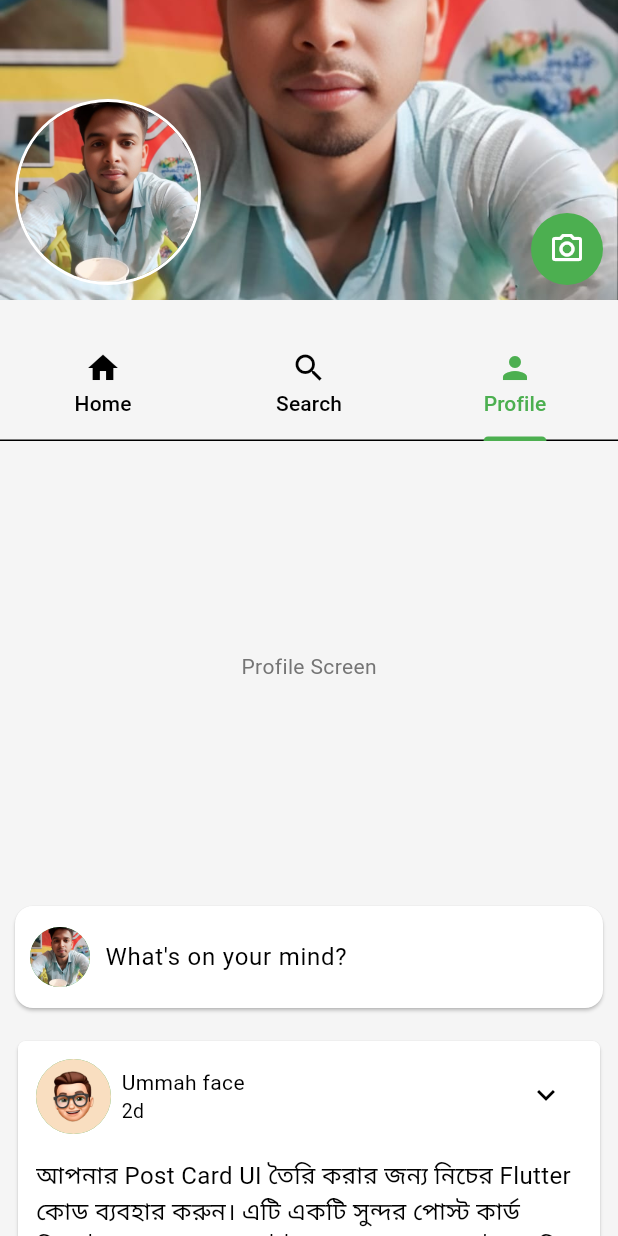
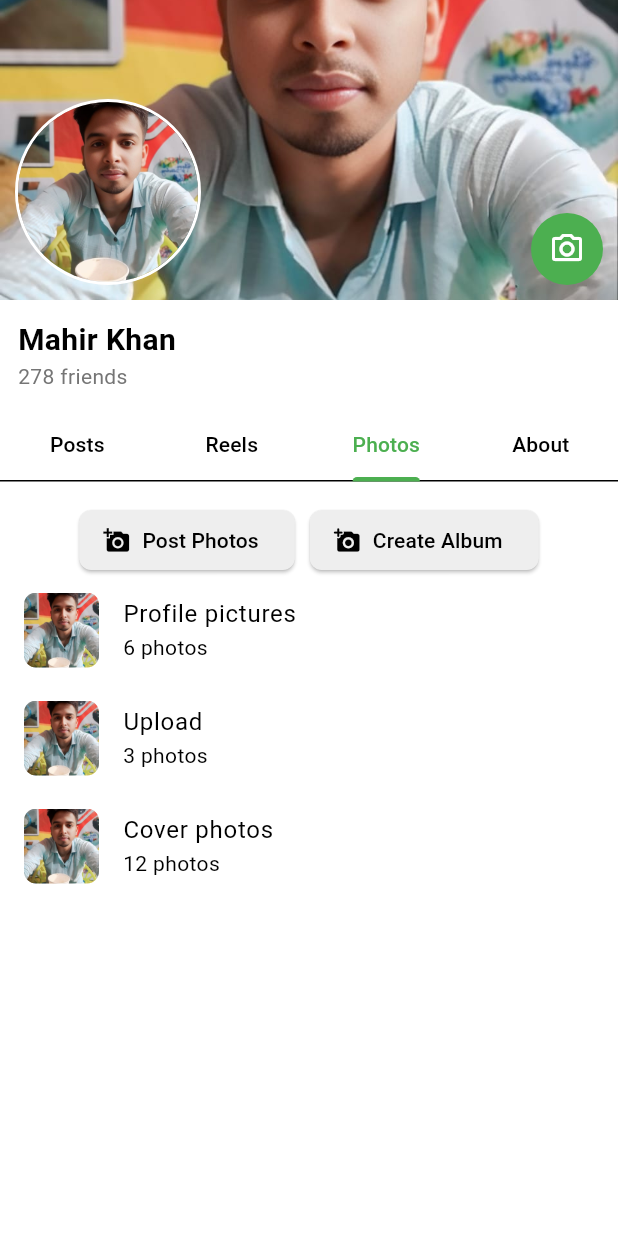
Before and after one commit to dev-mahir/ummahface, a Flutter app: the Profile screen opened directly, tab 3 chosen, on a phone screen of 412 x 824 dp. Run offline on Flutter 3.47's test engine with Material 3 defaults, Android fonts, the phone set to English and light mode, and no system bars; our stand-ins replace audioplayers, chewie, image_picker, video_player.

Commit message:
updated chat ui

```diff
--- a/lib/screens/message.dart
+++ b/lib/screens/message.dart
@@ -15,6 +15,8 @@ class _MessageState extends State<Message> {
   Widget build(BuildContext context) {
     return MainLayout(
       child: SingleChildScrollView(
+        child: Container(
+          color: Colors.white,
           child: Padding(
             padding: EdgeInsets.all(12),
             child: Column(
@@ -74,6 +76,7 @@ class _MessageState extends State<Message> {
             ),
           ),
         ),
+      ),
     );
   }
 }
--- /dev/null
+++ b/lib/screens/profile/photos.dart
@@ -0,0 +1,95 @@
+import 'package:flutter/material.dart';
+
+class Photos extends StatelessWidget {
+  Photos({super.key});
+
+  final List<Map<String, dynamic>> photoAlbums = [
+    {
+      "title": "Profile pictures",
+      "photoCount": 6,
+      "image": "assets/images/mahir.jpg",
+    },
+    {"title": "Upload", "photoCount": 3, "image": "assets/images/mahir.jpg"},
+    {
+      "title": "Cover photos",
+      "photoCount": 12,
+      "image": "assets/images/cover.jpg",
+    },
+  ];
+
+  @override
+  Widget build(BuildContext context) {
+    return SingleChildScrollView(
+      child: Column(
+        crossAxisAlignment: CrossAxisAlignment.start,
+        children: [
+          SizedBox(height: 15),
+          Row(
+            mainAxisAlignment: MainAxisAlignment.center,
+            children: [
+              ElevatedButton.icon(
+                onPressed: () {},
+                label: Text(
+                  'Post Photos',
+                  style: TextStyle(color: Colors.black),
+                ),
+                icon: Icon(Icons.add_a_photo, color: Colors.black),
+                style: ElevatedButton.styleFrom(
+                  backgroundColor: Colors.grey[200],
+                  shape: RoundedRectangleBorder(
+                    borderRadius: BorderRadius.circular(8),
+                  ),
+                ),
+              ),
+              SizedBox(width: 10),
+              ElevatedButton.icon(
+                onPressed: () {},
+                label: Text(
+                  'Create Album',
+                  style: TextStyle(color: Colors.black),
+                ),
+                icon: Icon(Icons.add_a_photo_rounded, color: Colors.black),
+                style: ElevatedButton.styleFrom(
+                  backgroundColor: Colors.grey[200],
+                  shape: RoundedRectangleBorder(
+                    borderRadius: BorderRadius.circular(8),
+                  ),
+                ),
+              ),
+            ],
+          ),
+
+          ListView.builder(
+            shrinkWrap: true,
+            physics: NeverScrollableScrollPhysics(),
+            itemCount: photoAlbums.length,
+            itemBuilder: (context, index) {
+              final album = photoAlbums[index];
+              return ListTile(
+                leading: ClipRRect(
+                  borderRadius: BorderRadius.circular(8),
+                  child: Image.asset(
+                    album["image"],
+                    width: 50,
+                    height: 50,
+                    fit: BoxFit.cover,
+                  ),
+                ),
+                title: Text(album["title"]),
+                subtitle: Text('${album["photoCount"]} photos'),
+                // trailing: Icon(
+                //   Icons.arrow_forward_ios,
+                //   size: 16,
+                //   color: Colors.grey,
+                // ),
+                onTap: () {
+                  // অ্যালবামের ডিটেইলস পেজে নেভিগেট করুন
+                },
+              );
+            },
+          ),
+        ],
+      ),
+    );
+  }
+}
--- a/lib/screens/profile/profile.dart
+++ b/lib/screens/profile/profile.dart
@@ -1,39 +1,8 @@
 import 'package:flutter/material.dart';
+import 'package:ummahface/screens/profile/photos.dart';
+import 'package:ummahface/screens/profile/reels.dart';
 import 'package:ummahface/widgets/post_card.dart';
 
-// Dummy Post Write Card
-class PostWriteCard extends StatelessWidget {
-  const PostWriteCard({Key? key}) : super(key: key);
-
-  @override
-  Widget build(BuildContext context) {
-    return Card(
-      margin: const EdgeInsets.all(10),
-      child: Padding(
-        padding: const EdgeInsets.all(10),
-        child: Row(
-          children: [
-            const CircleAvatar(
-              backgroundImage: AssetImage('assets/images/mahir.jpg'),
-            ),
-            const SizedBox(width: 10),
-            Expanded(
-              child: TextField(
-                decoration: InputDecoration(
-                  hintText: "What's on your mind?",
-                  border: InputBorder.none,
-                ),
-              ),
-            ),
-          ],
-        ),
-      ),
-    );
-  }
-}
-
-
-// Profile Tabs
 class ProfileTab extends StatelessWidget {
   const ProfileTab({Key? key}) : super(key: key);
 
@@ -43,18 +12,24 @@ class ProfileTab extends StatelessWidget {
       children: [
         const TabBar(
           tabs: [
-            Tab(text: "Home", icon: Icon(Icons.home)),
-            Tab(text: "Search", icon: Icon(Icons.search)),
-            Tab(text: "Profile", icon: Icon(Icons.person)),
+            Tab(text: "Posts"),
+            Tab(text: "Reels"),
+            Tab(text: "Photos"),
+            Tab(text: "About"),
           ],
         ),
-        SizedBox(
-          height: 300, // Adjust height for tab content
+        Expanded(
           child: TabBarView(
             children: [
-              Center(child: Text("Home Screen")),
-              Center(child: Text("Search Screen")),
-              Center(child: Text("Profile Screen")),
+              SingleChildScrollView(
+                child: Column(
+                  children: const [PostCard(), PostCard(), PostCard()],
+                ),
+              ),
+
+              Reels(),
+              Photos(),
+              Center(child: Text("About Section")),
             ],
           ),
         ),
@@ -75,10 +50,10 @@ class _ProfileState extends State<Profile> {
   @override
   Widget build(BuildContext context) {
     return DefaultTabController(
-      length: 3,
+      length: 4, // Updated to match 4 tabs
       child: Scaffold(
-        body: SingleChildScrollView(
-          child: Column(
+        body: Column(
+          crossAxisAlignment: CrossAxisAlignment.start,
           children: [
             SizedBox(
               height: 200,
@@ -128,15 +103,26 @@ class _ProfileState extends State<Profile> {
                 ],
               ),
             ),
-              const SizedBox(height: 20),
-              const ProfileTab(), // Tabs
-              const PostWriteCard(),
-              const PostCard(),
-              const PostCard(),
-              const PostCard(),
-              const PostCard(),
+
+            Padding(
+              padding: EdgeInsets.all(12),
+              child: Column(
+                crossAxisAlignment: CrossAxisAlignment.start,
+                children: [
+                  Text(
+                    "Mahir Khan",
+                    style: TextStyle(
+                      fontSize: 20,
+                      fontWeight: FontWeight.bold,
+                      color: Colors.black,
+                    ),
+                  ),
+                  Text("278 friends", style: TextStyle(fontSize: 14)),
                 ],
               ),
+            ),
+            const Expanded(child: ProfileTab()),
+          ],
         ),
       ),
     );
--- a/lib/screens/profile/profile_tab.dart
+++ /dev/null
@@ -1,32 +0,0 @@
-import 'package:flutter/material.dart';
-
-class ProfileTab extends StatelessWidget {
-  const ProfileTab({Key? key}) : super(key: key);
-
-  @override
-  Widget build(BuildContext context) {
-    return DefaultTabController(
-      length: 3,
-      child: Column(
-        children: [
-          const TabBar(
-            tabs: [
-              Tab(text: "Home", icon: Icon(Icons.home)),
-              Tab(text: "Search", icon: Icon(Icons.search)),
-              Tab(text: "Profile", icon: Icon(Icons.person)),
-            ],
-          ),
-          Expanded(
-            child: TabBarView(
-              children: [
-                Center(child: Text("Home Screen")),
-                Center(child: Text("Search Screen")),
-                Center(child: Text("Profile Screen")),
-              ],
-            ),
-          ),
-        ],
-      ),
-    );
-  }
-}
--- /dev/null
+++ b/lib/screens/profile/reels.dart
@@ -0,0 +1,42 @@
+import 'package:flutter/material.dart';
+
+class Reels extends StatelessWidget {
+  Reels({super.key});
+
+  @override
+  Widget build(BuildContext context) {
+    return SingleChildScrollView(
+      child: Column(
+        children: [
+          SizedBox(height: 30),
+          Center(
+            child: Column(
+              children: [
+                Icon(
+                  Icons.photo_camera_back_outlined,
+                  size: 100,
+                  color: Colors.grey[500],
+                ),
+                Text("No reels yet", style: TextStyle(color: Colors.black)),
+                SizedBox(height: 10),
+                ElevatedButton(
+                  onPressed: () {},
+                  style: ElevatedButton.styleFrom(
+                    backgroundColor: Colors.green,
+                    shape: RoundedRectangleBorder(
+                      borderRadius: BorderRadius.circular(3),
+                    ),
+                  ),
+                  child: Text(
+                    'Create Reel',
+                    style: TextStyle(color: Colors.white),
+                  ),
+                ),
+              ],
+            ),
+          ),
+        ],
+      ),
+    );
+  }
+}
--- a/lib/theme/colors.dart
+++ b/lib/theme/colors.dart
@@ -4,7 +4,7 @@ class AppColors {
   // Light Mode Colors
   static const Color primary = Color(0xFF4CAF50); // Green
   static const Color accent = Color(0xFFFFC107); // Amber
-  static const Color background = Color(0xFFF5F5F5); // Light Gray
+  static const Color background = Color(0xFFFFFFFF); // Light Gray
   static const Color textPrimary = Colors.black; // Dark Gray
   static const Color textSecondary = Color(0xFF757575); // Medium Gray
   static const Color textDisabled = Color(0xFFBDBDBD); // Light Gray
```
Also changed, not shown: 1 other file. Lines whose indentation alone changed are shown as unchanged.
